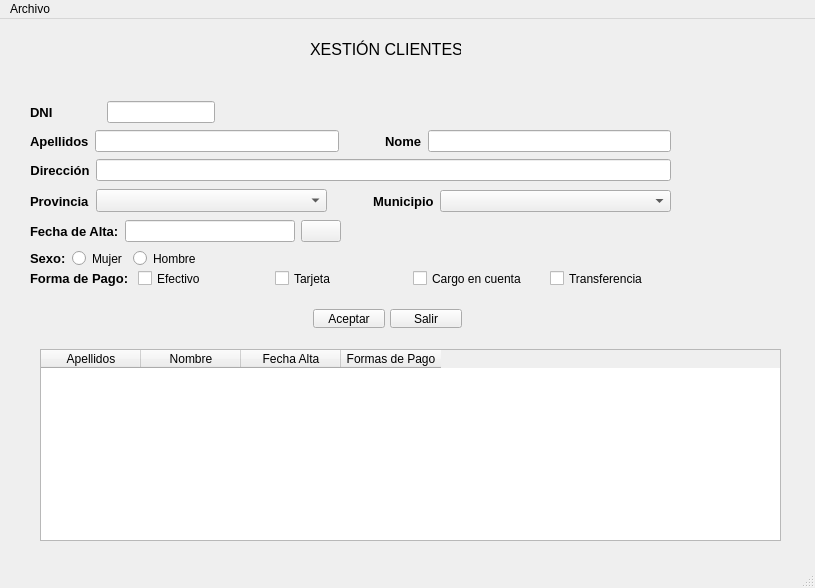
This is window.ui in gaelrf/reyfernandez as Qt 5 draws it before an edit. The edited form follows.
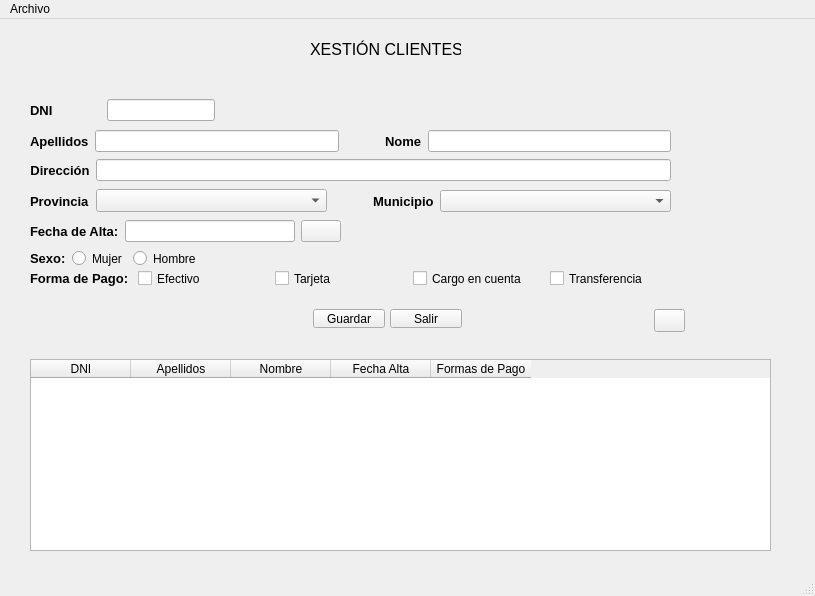
This is the edited form.

```diff
--- a/window.ui
+++ b/window.ui
@@ -7,7 +7,7 @@
     <x>0</x>
     <y>0</y>
     <width>815</width>
-    <height>588</height>
+    <height>596</height>
    </rect>
   </property>
   <property name="windowTitle">
@@ -42,7 +42,7 @@
      </rect>
     </property>
     <property name="text">
-     <string>Aceptar</string>
+     <string>Guardar</string>
     </property>
    </widget>
    <widget class="QPushButton" name="btnSalir">
@@ -62,7 +62,7 @@
     <property name="geometry">
      <rect>
       <x>30</x>
-      <y>82</y>
+      <y>80</y>
       <width>261</width>
       <height>22</height>
      </rect>
@@ -490,12 +490,17 @@
    <widget class="QTableWidget" name="tableWidget">
     <property name="geometry">
      <rect>
-      <x>40</x>
-      <y>330</y>
+      <x>30</x>
+      <y>340</y>
       <width>741</width>
       <height>192</height>
      </rect>
     </property>
+    <column>
+     <property name="text">
+      <string>DNI</string>
+     </property>
+    </column>
     <column>
      <property name="text">
       <string>Apellidos</string>
@@ -517,6 +522,19 @@
      </property>
     </column>
    </widget>
+   <widget class="QPushButton" name="btnLimpiaForm">
+    <property name="geometry">
+     <rect>
+      <x>654</x>
+      <y>290</y>
+      <width>31</width>
+      <height>23</height>
+     </rect>
+    </property>
+    <property name="text">
+     <string/>
+    </property>
+   </widget>
   </widget>
   <widget class="QMenuBar" name="menubar">
    <property name="geometry">
```
Left out of the diff: 6 changed lines with no effect on the pictures.
